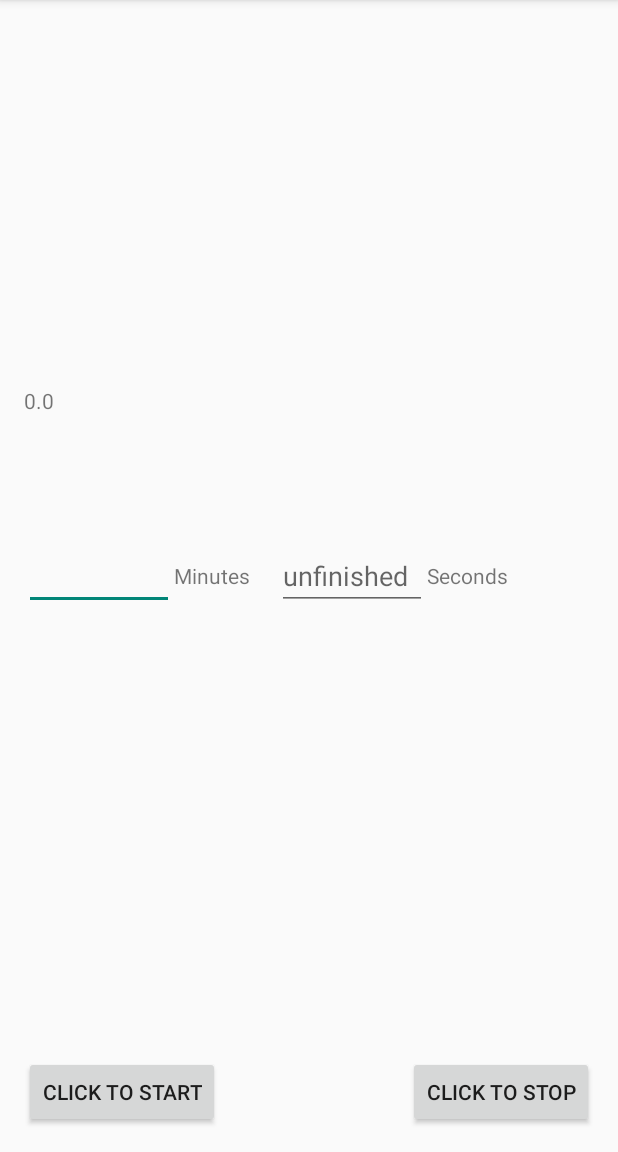
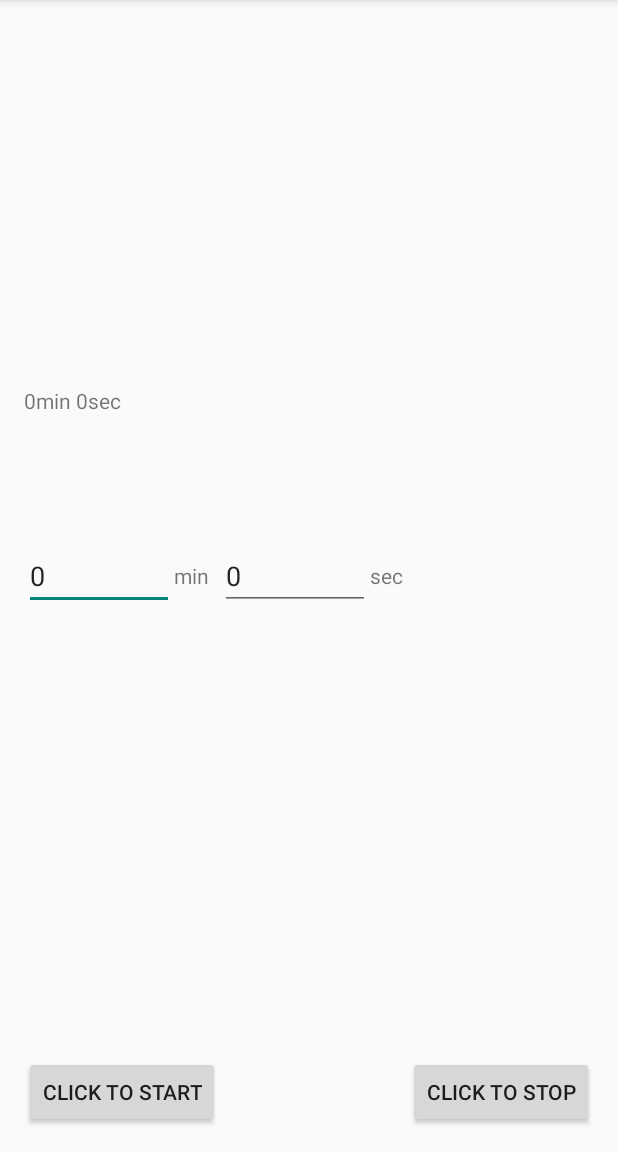
Before and after one commit to kritixilithos/Repeating-Countdown-Timer, an Android app: the screen it shows after launch (MainActivity), after a tap on "CLICK TO START", on a phone screen of 412 x 824 dp, the part 84-1236 px from its top. Run offline under Robolectric (Android 15) with nearby library versions, the phone set to English and light mode, and no system bars.

Commit message:
Made the seconds EditText work to fix the bug of having the minutes EditText being of type decimal

```diff
--- a/app/src/main/java/com/mycompany/countdowntimerrepeating/MainActivity.java
+++ b/app/src/main/java/com/mycompany/countdowntimerrepeating/MainActivity.java
@@ -19,17 +19,22 @@ public class MainActivity extends AppCompatActivity {
     Ringtone r;
     boolean clicked = false;
     EditText minutes;
+    EditText seconds;
 
-    public void repeatTimer(double numMins) {
-        final double milliseconds = numMins * 60000;
-        final double mins = numMins;
+    public void repeatTimer(int numMins, int numSecs) {
+        final int milliseconds = numMins * 60000 + numSecs*1000;
+        final int mins = numMins;
+        final int secs = numSecs;
 
         timeLeft = (TextView) findViewById(R.id.timeLeft);
-        new CountDownTimer((int) milliseconds, 1000) {
+        new CountDownTimer(milliseconds, 1000) {
 
             public void onTick(long millisUntilFinished) {
 
-                timeLeft.setText("seconds remaining: " + millisUntilFinished / 1000);
+                double minutesLeft = Math.floor(millisUntilFinished / 60000);
+                double secondsLeft = (millisUntilFinished / 1000)-minutesLeft*60;
+
+                timeLeft.setText("Time remaining: " + minutesLeft + "min " + secondsLeft +"sec");
                 if (millisUntilFinished < milliseconds - 1000) {
                     r.stop();
                 }
@@ -44,7 +49,7 @@ public class MainActivity extends AppCompatActivity {
 
             public void onFinish() {
                 r.play();
-                repeatTimer(mins);
+                repeatTimer(mins, secs);
             }
         }.start();
     }
@@ -53,16 +58,18 @@ public class MainActivity extends AppCompatActivity {
     public void startRepeater(View view) {
         if(!clicked) {
             minutes = (EditText) findViewById(R.id.minutes);
+            seconds = (EditText) findViewById(R.id.seconds);
             tvv = (TextView) findViewById(R.id.tvv);
 
             notification = RingtoneManager.getDefaultUri(RingtoneManager.TYPE_ALARM);
             r = RingtoneManager.getRingtone(getApplicationContext(), notification);
             r.play();
 
-            double numValue = Double.parseDouble(minutes.getText().toString());
+            int minValue = Integer.parseInt(minutes.getText().toString());
+            int secValue = Integer.parseInt(seconds.getText().toString());
 
-            tvv.setText(numValue + "");
-            repeatTimer(numValue);
+            tvv.setText(minValue + "min " + secValue + "sec");
+            repeatTimer(minValue, secValue);
         }
         clicked = true;
     }
@@ -76,6 +83,10 @@ public class MainActivity extends AppCompatActivity {
     protected void onCreate(Bundle savedInstanceState) {
         super.onCreate(savedInstanceState);
         setContentView(R.layout.activity_main);
+        minutes = (EditText) findViewById(R.id.minutes);
+        seconds = (EditText) findViewById(R.id.seconds);
+        minutes.setText("0");
+        seconds.setText("0");
     }
 
     @Override
--- a/app/src/main/res/layout/activity_main.xml
+++ b/app/src/main/res/layout/activity_main.xml
@@ -29,7 +29,7 @@
         android:id="@+id/minutes"
         android:layout_width="100dp"
         android:layout_height="wrap_content"
-        android:inputType="numberDecimal"
+        android:inputType="number"
         android:ems="10"
         android:layout_alignTop="@+id/seconds"
         android:layout_alignParentLeft="true"
@@ -38,16 +38,13 @@
     <!--Input for the number of seconds-->
     <EditText
         android:id="@+id/seconds"
-        android:hint="unfinished"
         android:layout_width="100dp"
         android:layout_height="wrap_content"
-        android:inputType="numberDecimal"
+        android:inputType="number"
         android:ems="10"
         android:layout_centerVertical="true"
         android:layout_toRightOf="@+id/start"
-        android:layout_toEndOf="@+id/start"
-        android:layout_marginLeft="38dp"
-        android:layout_marginStart="38dp" />
+        android:layout_toEndOf="@+id/start" />
 
     <!--Start button-->
     <Button
@@ -76,7 +73,7 @@
         android:id="@+id/minutesWord"
         android:layout_width="wrap_content"
         android:layout_height="wrap_content"
-        android:text="Minutes"
+        android:text="min"
         android:layout_centerVertical="true"
         android:layout_toRightOf="@+id/minutes"
         android:layout_toEndOf="@+id/minutes" />
@@ -85,7 +82,7 @@
         android:id="@+id/secondsWord"
         android:layout_width="wrap_content"
         android:layout_height="wrap_content"
-        android:text="Seconds"
+        android:text="sec"
         android:layout_alignTop="@+id/minutesWord"
         android:layout_toRightOf="@+id/seconds"
         android:layout_toEndOf="@+id/seconds" />
```
